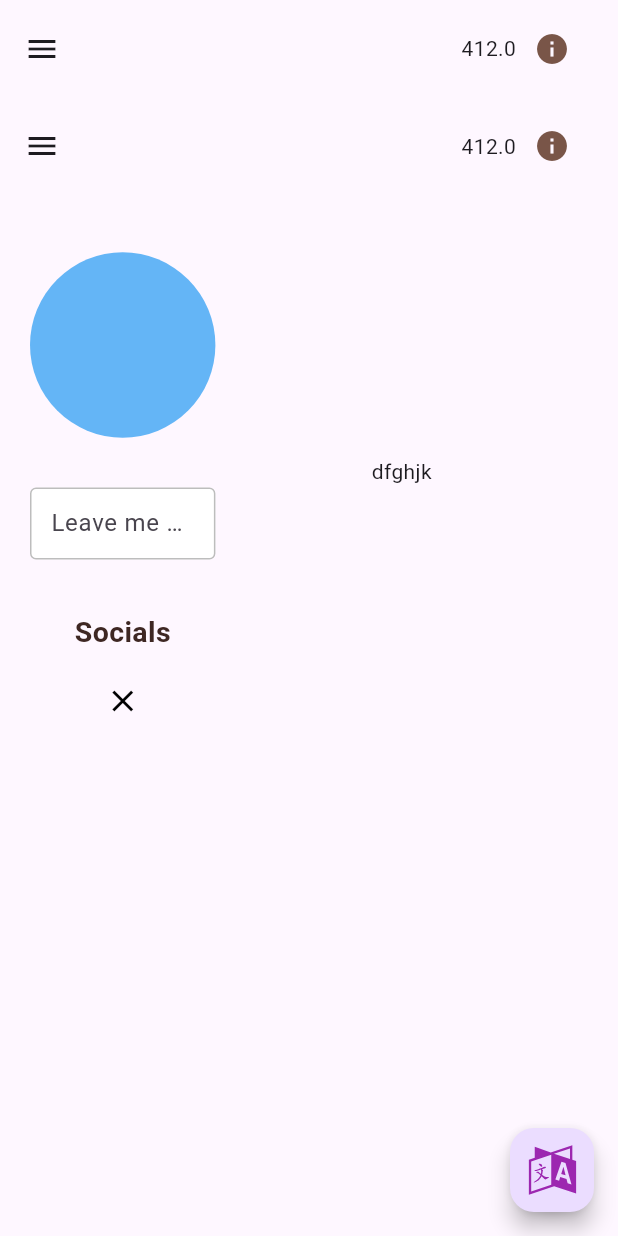
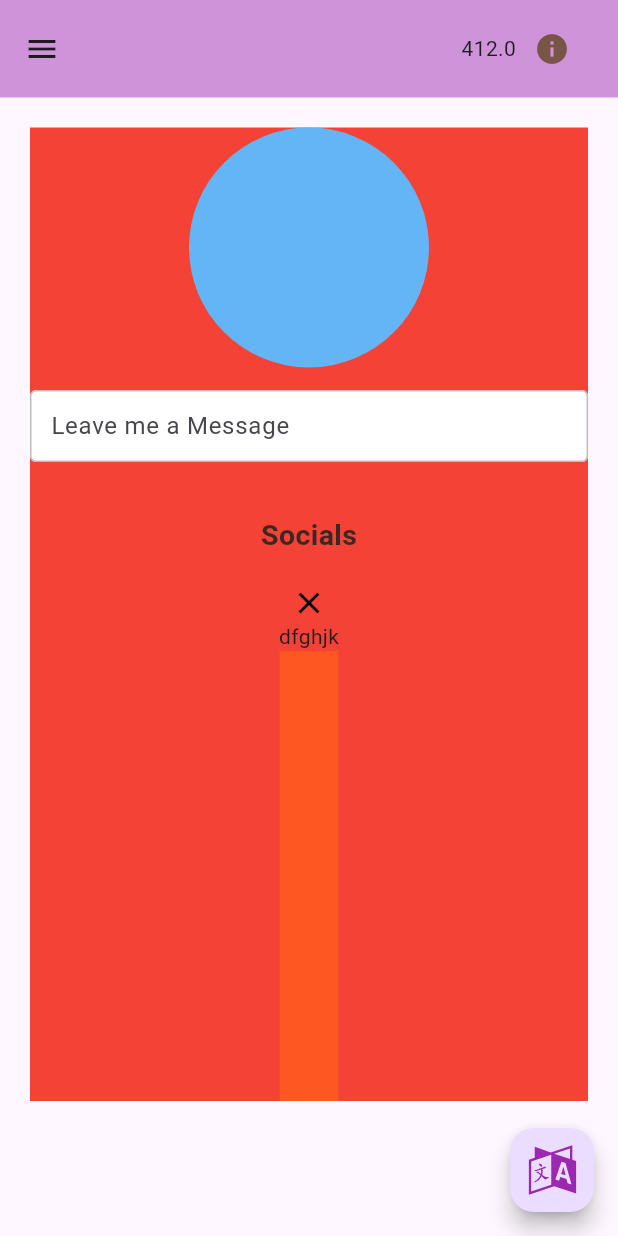
Before and after one commit to ShadrackOngera/web_responsive, a Flutter app: the screen it shows after launch, on a phone screen of 412 x 824 dp. Run offline on Flutter 3.47's test engine with Material 2 defaults, Android fonts, the light colour scheme and no system bars; our stand-ins replace flutter_svg, get.

Commit message:
screen layout

```diff
--- a/lib/screens/home.dart
+++ /dev/null
@@ -1,186 +0,0 @@
-import 'dart:convert';
-import 'package:flutter/material.dart';
-import 'package:http/http.dart' as http;
-import 'package:url_launcher/url_launcher_string.dart';
-import 'package:web_responsive/controllers/messaging_controller.dart';
-import 'package:web_responsive/helpers/http_helper.dart';
-import 'package:web_responsive/routes.dart';
-import 'package:web_responsive/utilities/private_keys.dart';
-
-class HomeScreen extends StatefulWidget {
-  const HomeScreen({Key? key}) : super(key: key);
-
-  @override
-  State<HomeScreen> createState() => _HomeScreenState();
-}
-
-class _HomeScreenState extends State<HomeScreen> {
-  final MessagingController messagingController = Get.find();
-  final NavigationController navigationcontroller = Get.find();
-  TextEditingController messagingFieldValue = TextEditingController();
-
-  _init() {
-    // NetworkInterface();
-    // sendMessageToUser('Parallel lines have so much in common. \n\nIt\'s a shame they\'ll never meet.');
-  }
-
-  @override
-  void initState() {
-    Future.delayed(Duration.zero, _init);
-    super.initState();
-  }
-
-  @override
-  Widget build(BuildContext context) {
-    double screenWidth = navigationcontroller.screenWidth.value;
-    return
-     Row(
-      mainAxisAlignment: MainAxisAlignment.spaceAround,
-      children: [
-        HomeCentre(),
-        HomeRight(),
-      ],
-    );
-  }
-}
-
-class HomeRight extends StatelessWidget {
-  const HomeRight({
-    super.key,
-  });
-
-  @override
-  Widget build(BuildContext context) {
-    return Expanded(
-      child: Column(
-        children: [
-          Text('dfghjk'),
-        ],
-      ),
-    );
-  }
-}
-
-class HomeCentre extends StatefulWidget {
-  const HomeCentre({super.key});
-
-  @override
-  State<HomeCentre> createState() => _HomeCentreState();
-}
-
-class _HomeCentreState extends State<HomeCentre> {
-  final NavigationController navigationcontroller = Get.find();
-
-  Future<void> _launchTwitter() async {
-    if (!await launchUrlString(
-      'https://pub.dev/packages/url_launcher',
-      mode: LaunchMode.externalApplication,
-    )) {
-      throw Exception('Could not launch');
-    }
-  }
-
-  final MessagingController messagingController = Get.find();
-  TextEditingController messagingFieldValue = TextEditingController();
-  @override
-  Widget build(BuildContext context) {
-    return SizedBox(
-      width: navigationcontroller.screenWidth.value * .3,
-      child: Column(
-        crossAxisAlignment: CrossAxisAlignment.start,
-        children: [
-          GestureDetector(
-            onTap: () {
-              HttpHelper().sendMessageToUser('Poked');
-              print('object');
-            },
-            child: CircleAvatar(
-              backgroundColor: Colors.blue.shade300,
-              minRadius: 80,
-            ),
-          ),
-          const SizedBox(height: 15),
-          TextFormField(
-            controller: messagingFieldValue,
-            onChanged: (v) {
-              messagingController.homeMessage.value = messagingFieldValue.text;
-            },
-            decoration: InputDecoration(
-              contentPadding: const EdgeInsets.symmetric(
-                horizontal: 10.0,
-              ),
-              hintText: 'leave-me-a-message'.tr,
-              enabledBorder: OutlineInputBorder(
-                borderRadius: BorderRadius.circular(4.0),
-                borderSide: BorderSide(
-                  color: Colors.grey.shade400,
-                  // width: 1,
-                ),
-              ),
-              focusedBorder: OutlineInputBorder(
-                borderRadius: BorderRadius.circular(4.0),
-                borderSide: BorderSide(
-                  color: Colors.blue.shade300,
-                  width: 1,
-                ),
-              ),
-              errorBorder: OutlineInputBorder(
-                borderRadius: BorderRadius.circular(4.0),
-                borderSide: BorderSide(
-                  color: Colors.red.shade300,
-                  width: 1,
-                ),
-              ),
-              filled: true,
-              fillColor: Colors.white,
-            ),
-          ),
-          const SizedBox(height: 15),
-          Obx(
-            () => Visibility(
-              visible: messagingController.homeMessage.value.length > 1,
-              child: ElevatedButton(
-                onPressed: () {
-                  HttpHelper().sendMessageToUser(messagingFieldValue.text);
-                  messagingFieldValue.text = '';
-                  messagingController.homeMessage.value = '';
-                },
-                child: Text(
-                  'send'.tr,
-                ),
-              ),
-            ),
-          ),
-          const SizedBox(
-            height: 20,
-          ),
-          Center(
-            child: Text(
-              'socials'.tr,
-              style: TextStyle(
-                color: Colors.brown.shade900,
-                fontWeight: FontWeight.w700,
-                fontSize: 19,
-              ),
-            ),
-          ),
-          const SizedBox(
-            height: 20,
-          ),
-          Row(
-            mainAxisAlignment: MainAxisAlignment.spaceAround,
-            children: [
-              InkWell(
-                onTap: _launchTwitter,
-                child: Icon(
-                  Icons.close,
-                  color: Colors.black,
-                ),
-              ),
-            ],
-          ),
-        ],
-      ),
-    );
-  }
-}
--- /dev/null
+++ b/lib/screens/home/home_centre.dart
@@ -0,0 +1,129 @@
+import 'dart:convert';
+import 'package:flutter/material.dart';
+import 'package:http/http.dart' as http;
+import 'package:url_launcher/url_launcher_string.dart';
+import 'package:web_responsive/controllers/messaging_controller.dart';
+import 'package:web_responsive/helpers/http_helper.dart';
+import 'package:web_responsive/routes.dart';
+import 'package:web_responsive/utilities/private_keys.dart';
+
+class HomeCentre extends StatefulWidget {
+  const HomeCentre({super.key});
+
+  @override
+  State<HomeCentre> createState() => _HomeCentreState();
+}
+
+class _HomeCentreState extends State<HomeCentre> {
+  final NavigationController navigationcontroller = Get.find();
+
+  Future<void> _launchTwitter() async {
+    if (!await launchUrlString(
+      'https://pub.dev/packages/url_launcher',
+      mode: LaunchMode.externalApplication,
+    )) {
+      throw Exception('Could not launch');
+    }
+  }
+
+  final MessagingController messagingController = Get.find();
+  TextEditingController messagingFieldValue = TextEditingController();
+  @override
+  Widget build(BuildContext context) {
+    return Column(
+      crossAxisAlignment: CrossAxisAlignment.start,
+      children: [
+        GestureDetector(
+          onTap: () {
+            HttpHelper().sendMessageToUser('Poked');
+            print('object');
+          },
+          child: CircleAvatar(
+            backgroundColor: Colors.blue.shade300,
+            minRadius: 80,
+          ),
+        ),
+        const SizedBox(height: 15),
+        TextFormField(
+          controller: messagingFieldValue,
+          onChanged: (v) {
+            messagingController.homeMessage.value = messagingFieldValue.text;
+          },
+          decoration: InputDecoration(
+            contentPadding: const EdgeInsets.symmetric(
+              horizontal: 10.0,
+            ),
+            hintText: 'leave-me-a-message'.tr,
+            enabledBorder: OutlineInputBorder(
+              borderRadius: BorderRadius.circular(4.0),
+              borderSide: BorderSide(
+                color: Colors.grey.shade400,
+                // width: 1,
+              ),
+            ),
+            focusedBorder: OutlineInputBorder(
+              borderRadius: BorderRadius.circular(4.0),
+              borderSide: BorderSide(
+                color: Colors.blue.shade300,
+                width: 1,
+              ),
+            ),
+            errorBorder: OutlineInputBorder(
+              borderRadius: BorderRadius.circular(4.0),
+              borderSide: BorderSide(
+                color: Colors.red.shade300,
+                width: 1,
+              ),
+            ),
+            filled: true,
+            fillColor: Colors.white,
+          ),
+        ),
+        const SizedBox(height: 15),
+        Obx(
+          () => Visibility(
+            visible: messagingController.homeMessage.value.length > 1,
+            child: ElevatedButton(
+              onPressed: () {
+                HttpHelper().sendMessageToUser(messagingFieldValue.text);
+                messagingFieldValue.text = '';
+                messagingController.homeMessage.value = '';
+              },
+              child: Text(
+                'send'.tr,
+              ),
+            ),
+          ),
+        ),
+        const SizedBox(
+          height: 20,
+        ),
+        Center(
+          child: Text(
+            'socials'.tr,
+            style: TextStyle(
+              color: Colors.brown.shade900,
+              fontWeight: FontWeight.w700,
+              fontSize: 19,
+            ),
+          ),
+        ),
+        const SizedBox(
+          height: 20,
+        ),
+        Row(
+          mainAxisAlignment: MainAxisAlignment.spaceAround,
+          children: [
+            InkWell(
+              onTap: _launchTwitter,
+              child: Icon(
+                Icons.close,
+                color: Colors.black,
+              ),
+            ),
+          ],
+        ),
+      ],
+    );
+  }
+}
--- /dev/null
+++ b/lib/screens/home/home_right.dart
@@ -0,0 +1,23 @@
+import 'package:web_responsive/routes.dart';
+import 'package:flutter/material.dart';
+
+class HomeRight extends StatelessWidget {
+  HomeRight({
+    super.key,
+  });
+  final NavigationController navigationcontroller = Get.find();
+
+  @override
+  Widget build(BuildContext context) {
+    return Column(
+      children: [
+        Text('dfghjk'),
+        Container(
+          height: 300,
+          width: 39,
+          color: Colors.deepOrange,
+        )
+      ],
+    );
+  }
+}
--- a/lib/screens/layout.dart
+++ b/lib/screens/layout.dart
@@ -1,6 +1,7 @@
 import 'package:flutter/material.dart';
 import 'package:web_responsive/helpers/http_helper.dart';
 import 'package:web_responsive/routes.dart';
+
 
 class Language {
   final Locale locale;
@@ -54,7 +55,7 @@ class _MasterLayoutState extends State<MasterLayout> {
   Widget build(BuildContext context) {
     navigationcontroller.screenWidth.value = MediaQuery.of(context).size.width;
     return Scaffold(
-      appBar: MediaQuery.of(context).size.width < 900 ? myAppbar() : null,
+      // appBar: MediaQuery.of(context).size.width < 900 ? myAppbar() : null,
       drawer: MyDrawer(),
       body: Row(
         children: [
@@ -64,22 +65,116 @@ class _MasterLayoutState extends State<MasterLayout> {
           Obx(
             () => Expanded(
               child: Column(
+                // mainAxisAlignment: MainAxisAlignment.start,
+                // crossAxisAlignment: CrossAxisAlignment.start,
                 children: [
                   myAppbar(),
                   Container(
-                    // width: MediaQuery.of(context).size.width,
-                    alignment: Alignment.center,
-                    // color: Colors.orange,
+                    color: Colors.red,
                     margin: EdgeInsets.all(20),
                     child: navigationcontroller.selectedScreen.value ==
                             SelectedScreen.Home
-                        ? HomeScreen()
+                        ? LayoutBuilder(
+                            builder: (BuildContext context,
+                                BoxConstraints constraints) {
+                              if (constraints.maxWidth > 580) {
+                                return Row(
+                                  children: [
+                                    Expanded(
+                                      flex: 2,
+                                      child: HomeCentre(),
+                                    ),
+                                    VerticalDivider(
+                                      indent: 23,
+                                      thickness: 10,
+                                      width: 10,
+                                      endIndent: 30,
+                                    ),
+                                    Expanded(
+                                      flex: 1,
+                                      child: HomeRight(),
+                                    ),
+                                  ],
+                                );
+                              } else {
+                                return Column(
+                                  children: [
+                                    HomeCentre(),
+                                    HomeRight(),
+                                  ],
+                                );
+                              }
+                            },
+                          )
                         : navigationcontroller.selectedScreen.value ==
                                 SelectedScreen.Contact
-                            ? ContactScreen()
+                            ? LayoutBuilder(
+                                builder: (BuildContext context,
+                                    BoxConstraints constraints) {
+                                  if (constraints.maxWidth > 580) {
+                                    return Row(
+                                      children: [
+                                        Expanded(
+                                          flex: 2,
+                                          child: ContactCentre(),
+                                        ),
+                                        VerticalDivider(
+                                          indent: 23,
+                                          thickness: 10,
+                                          width: 10,
+                                          endIndent: 30,
+                                        ),
+                                        Expanded(
+                                          flex: 1,
+                                          child: ContactRight(),
+                                        ),
+                                      ],
+                                    );
+                                  } else {
+                                    return Column(
+                                      children: [
+                                        ContactCentre(),
+                                        ContactRight(),
+                                      ],
+                                    );
+                                  }
+                                },
+                              )
                             : navigationcontroller.selectedScreen.value ==
                                     SelectedScreen.About
-                                ? AboutScreen()
+                                ? LayoutBuilder(
+                                    builder: (BuildContext context,
+                                        BoxConstraints constraints) {
+                                      if (constraints.maxWidth > 580) {
+                                        return Row(
+                                          children: [
+                                            Expanded(
+                                              flex: 2,
+                                              child: AboutCentre(),
+                                            ),
+                                            VerticalDivider(
+                                              color: Colors.pink,
+                                              indent: 23,
+                                              thickness: 10,
+                                              width: 10,
+                                              endIndent: 30,
+                                            ),
+                                            Expanded(
+                                              flex: 1,
+                                              child: AboutRight(),
+                                            ),
+                                          ],
+                                        );
+                                      } else {
+                                        return Column(
+                                          children: [
+                                            AboutCentre(),
+                                            AboutRight(),
+                                          ],
+                                        );
+                                      }
+                                    },
+                                  )
                                 : null,
                   ),
                 ],
@@ -122,7 +217,22 @@ class _MasterLayoutState extends State<MasterLayout> {
 
   AppBar myAppbar() {
     return AppBar(
+      backgroundColor: Colors.purple.shade200,
       toolbarHeight: 65,
+      leading: navigationcontroller.screenWidth.value < 900
+          ? Builder(
+              builder: (BuildContext context) {
+                return IconButton(
+                  icon: const Icon(Icons.menu),
+                  onPressed: () {
+                    Scaffold.of(context).openDrawer();
+                  },
+                  tooltip:
+                      MaterialLocalizations.of(context).openAppDrawerTooltip,
+                );
+              },
+            )
+          : null,
       actions: [
         Obx(
           () => Text(
--- a/lib/utilities/enums.dart
+++ b/lib/utilities/enums.dart
@@ -3,3 +3,8 @@ enum SelectedScreen {
   About,
   Contact,
 }
+
+enum LayoutWidget {
+  Row,
+  Column,
+}
```
Also changed, not shown: lib/controllers/navigation_controller.dart (+9 -3 lines), lib/routes.dart (+6 -1 lines), lib/screens/about/about_centre.dart (added, +17 -0 lines), lib/screens/about/about_right.dart (added, +16 -0 lines), lib/screens/contact/contact_centre.dart (added, +16 -0 lines), lib/screens/contact/contact_right.dart (added, +17 -0 lines).
